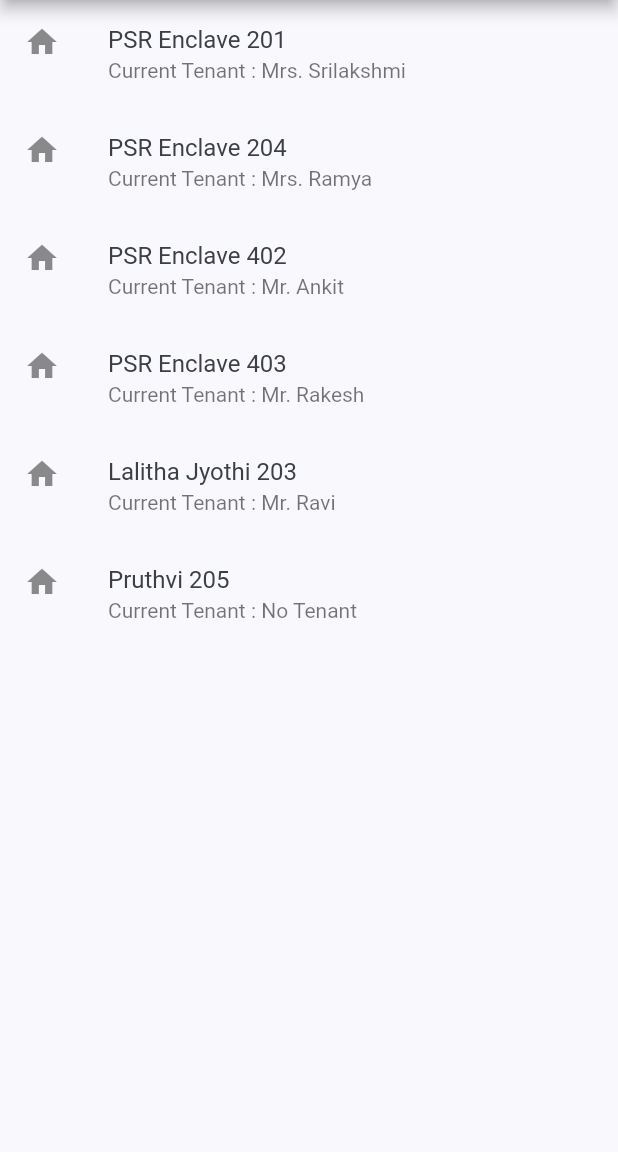
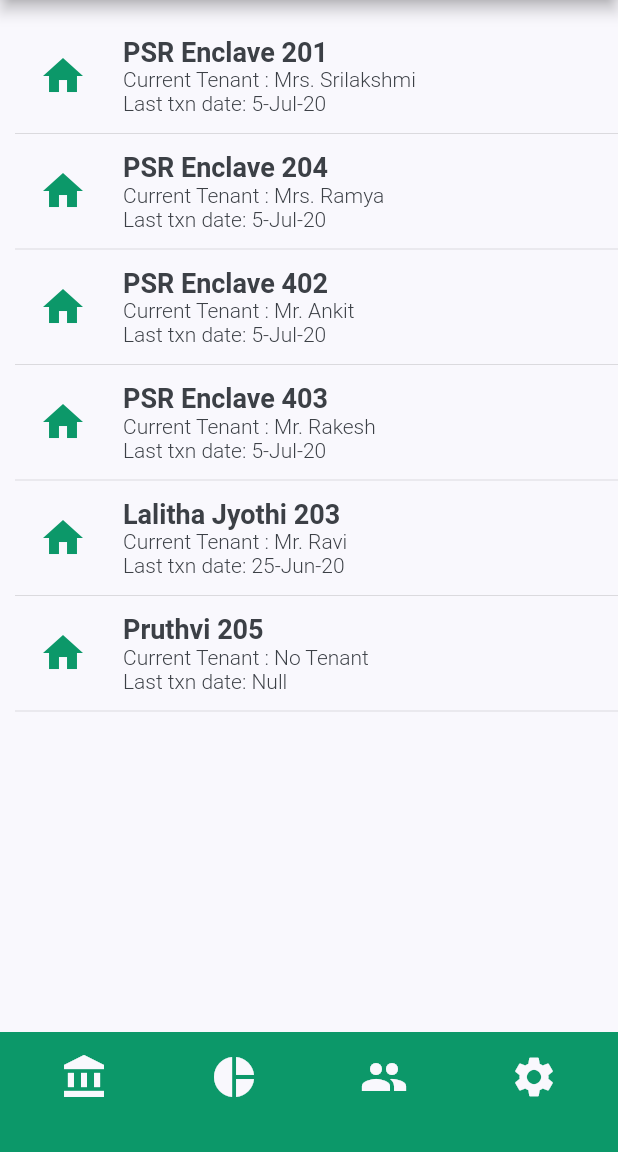
Before and after one commit to praneethr86/rentdiary, a Flutter app: the screen it shows after launch, on a phone screen of 412 x 824 dp, the part 84-1236 px from its top. Run offline on Flutter 3.47's test engine with Material 2 defaults, Android fonts, the phone set to English and light mode, and no system bars.

Commit message:
Added ListTiles for properties Add Navbar with basic icons

```diff
--- a/lib/components/bottom_nav_bar.dart
+++ b/lib/components/bottom_nav_bar.dart
@@ -1,8 +1,25 @@
 import 'package:flutter/material.dart';
+import 'package:rentdiary/constants.dart';
 
 class BottomNavBar extends StatelessWidget {
   @override
   Widget build(BuildContext context) {
-    return Container();
+    return Container(
+        padding: EdgeInsets.only(
+          left: kDefaultPadding * 2,
+          right: kDefaultPadding * 2,
+          bottom: kDefaultPadding,
+        ),
+        height: 80,
+        decoration: BoxDecoration(color: kPrimaryColor),
+        child: Row(
+          mainAxisAlignment: MainAxisAlignment.spaceBetween,
+          children: [
+            Icon(Icons.account_balance, color: kBackgroundColor, size: 32),
+            Icon(Icons.pie_chart, color: kBackgroundColor, size: 32),
+            Icon(Icons.people, color: kBackgroundColor, size: 32),
+            Icon(Icons.settings, color: kBackgroundColor, size: 32),
+          ],
+        ));
   }
 }
--- a/lib/screens/home/components/body.dart
+++ b/lib/screens/home/components/body.dart
@@ -7,44 +7,64 @@ class Body extends StatelessWidget {
     return Container(
       decoration: BoxDecoration(color: kBackgroundColor),
       child: ListView(
+        padding: EdgeInsets.only(
+            top: kDefaultPadding,
+            bottom: kDefaultPadding,
+            left: kDefaultPadding / 2),
         children: [
-          ListTile(
-            title: Text('PSR Enclave 201'),
-            subtitle: Text('Current Tenant : Mrs. Srilakshmi'),
-            leading: Icon(Icons.home),
-            onTap: () {},
-          ),
-          ListTile(
-            title: Text('PSR Enclave 204'),
-            subtitle: Text('Current Tenant : Mrs. Ramya'),
-            leading: Icon(Icons.home),
-            onTap: () {},
-          ),
-          ListTile(
-            title: Text('PSR Enclave 402'),
-            subtitle: Text('Current Tenant : Mr. Ankit'),
-            leading: Icon(Icons.home),
-            onTap: () {},
-          ),
-          ListTile(
-            title: Text('PSR Enclave 403'),
-            subtitle: Text('Current Tenant : Mr. Rakesh'),
-            leading: Icon(Icons.home),
-            onTap: () {},
-          ),
-          ListTile(
-            title: Text('Lalitha Jyothi 203'),
-            subtitle: Text('Current Tenant : Mr. Ravi'),
-            leading: Icon(Icons.home),
-          ),
-          ListTile(
-            title: Text('Pruthvi 205'),
-            subtitle: Text('Current Tenant : No Tenant'),
-            leading: Icon(Icons.home),
-            onTap: () {},
-          ),
+          PropertyListTile(
+              title: 'PSR Enclave 201',
+              subtitle:
+                  'Current Tenant : Mrs. Srilakshmi\nLast txn date: 5-Jul-20'),
+          Divider(),
+          PropertyListTile(
+              title: 'PSR Enclave 204',
+              subtitle: 'Current Tenant : Mrs. Ramya\nLast txn date: 5-Jul-20'),
+          Divider(),
+          PropertyListTile(
+              title: 'PSR Enclave 402',
+              subtitle: 'Current Tenant : Mr. Ankit\nLast txn date: 5-Jul-20'),
+          Divider(),
+          PropertyListTile(
+              title: 'PSR Enclave 403',
+              subtitle: 'Current Tenant : Mr. Rakesh\nLast txn date: 5-Jul-20'),
+          Divider(),
+          PropertyListTile(
+              title: 'Lalitha Jyothi 203',
+              subtitle: 'Current Tenant : Mr. Ravi\nLast txn date: 25-Jun-20'),
+          Divider(),
+          PropertyListTile(
+              title: 'Pruthvi 205',
+              subtitle: 'Current Tenant : No Tenant\nLast txn date: Null'),
+          Divider(),
         ],
       ),
     );
   }
 }
+
+class PropertyListTile extends StatelessWidget {
+  const PropertyListTile({
+    Key key,
+    this.title,
+    this.subtitle,
+  }) : super(key: key);
+
+  final String title, subtitle;
+
+  @override
+  Widget build(BuildContext context) {
+    return ListTile(
+      title: Text(
+        title,
+        style: TextStyle(
+            color: kTextColor, fontWeight: FontWeight.w600, fontSize: 18),
+      ),
+      subtitle: Text(subtitle,
+          style: TextStyle(
+              color: kTextColor, fontWeight: FontWeight.w300, fontSize: 14)),
+      leading: Icon(Icons.home, color: kPrimaryColor, size: 32),
+      onTap: () {},
+    );
+  }
+}
--- a/lib/screens/home/home_screen.dart
+++ b/lib/screens/home/home_screen.dart
@@ -11,7 +11,7 @@ class HomeScreen extends StatelessWidget {
       drawer: DrawerWidget(),
       appBar: buildAppBar(),
       body: Body(),
-      // bottomNavigationBar: BottomNavBar(),
+      bottomNavigationBar: BottomNavBar(),
     );
   }
 
```
